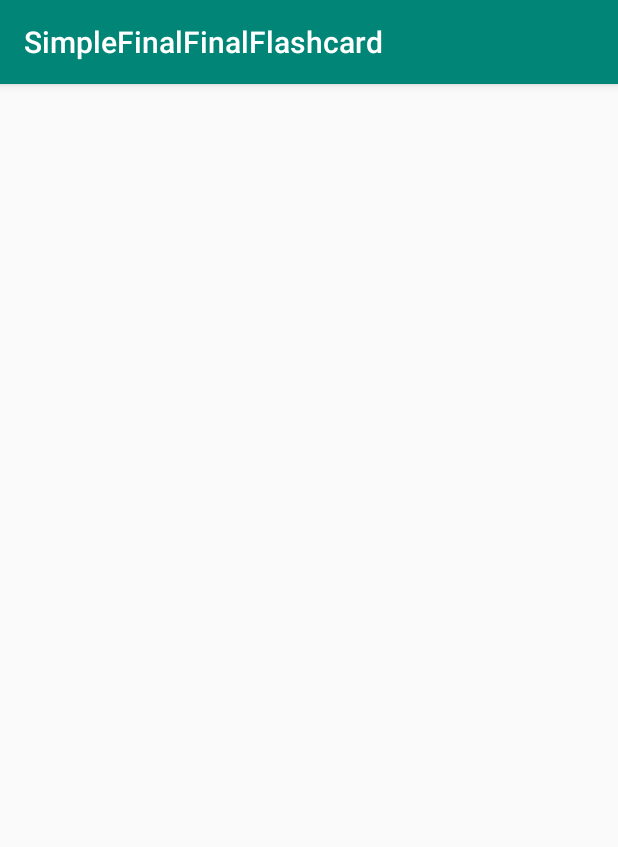
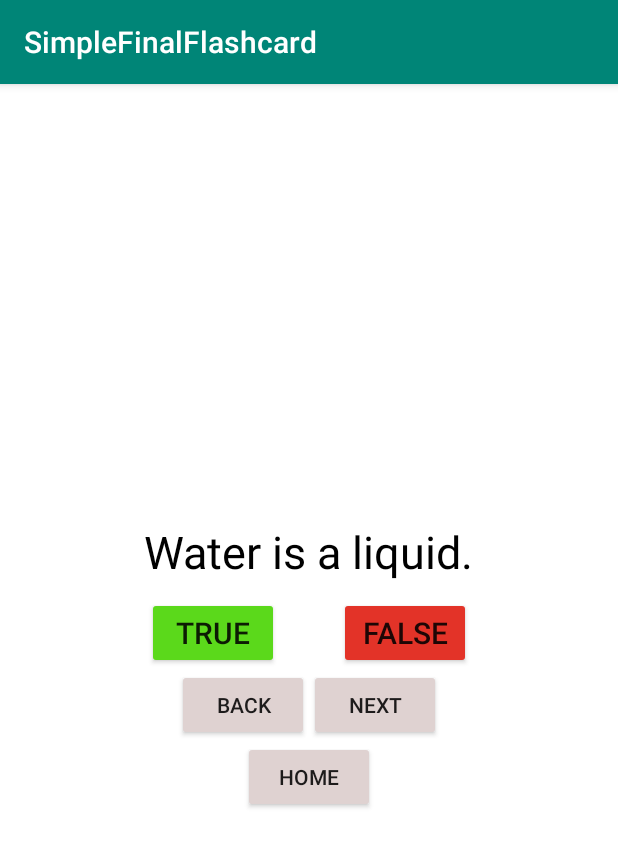
Before and after one commit to JackWatai/SimpleFinalFinalFlashCards, an Android app: the Topic4 screen opened directly, with no data from a screen before it, on a phone screen of 412 x 824 dp. Shown: the top 847 px of the screen. Run offline under Robolectric (Android 15) with nearby library versions, the phone set to English and light mode, and no system bars.

Commit message:
added Topic3

```diff
--- a/app/src/main/java/com/example/simplefinalfinalflashcard/Topic4.java
+++ b/app/src/main/java/com/example/simplefinalfinalflashcard/Topic4.java
@@ -1,14 +1,149 @@
 package com.example.simplefinalfinalflashcard;
 
+import android.content.Intent;
+import android.os.Bundle;
+import android.util.Log;
+import android.view.View;
+import android.widget.Button;
+import android.widget.TextView;
+import android.widget.Toast;
 import androidx.appcompat.app.AppCompatActivity;
 
-import android.os.Bundle;
+public class Topic4 extends AppCompatActivity
+        implements View.OnClickListener {
 
-public class Topic4 extends AppCompatActivity {
+    private Button FButton;
+    private Button TButton;
+    private Button NEXTButton;
+    private Button PREVButton;
+    private TextView QUESTIONTextView;
+    private int correct = 0;
+    Button HOMEButton;
+
+    private int currentQuestionIndex = 0;
+
+    private Question[] questionBank = new Question[] {
+
+            new Question(R.string.n, true),
+            new Question(R.string.o, false),
+            new Question(R.string.p, false),
+            new Question(R.string.q, false),
+
+
+    };
 
     @Override
-    protected void onCreate(Bundle savedInstanceState) {
+    protected void onCreate(Bundle savedInstanceState)
+    {
         super.onCreate(savedInstanceState);
         setContentView(R.layout.activity_topic4);
+
+        HOMEButton = (Button) findViewById(R.id.button_home);
+        HOMEButton.setOnClickListener(new View.OnClickListener() {
+            @Override
+            public void onClick(View v) {
+                Intent intent = new Intent(Topic4.this, MainActivity.class);
+                startActivity(intent);
+            }
+        });
+        FButton = findViewById(R.id.button_false);
+        TButton = findViewById(R.id.button_true);
+        NEXTButton = findViewById(R.id.button_next_question);
+        PREVButton = findViewById(R.id.button_back_question);
+
+        QUESTIONTextView = findViewById(R.id.textView_question);
+        FButton.setOnClickListener(this);
+        TButton.setOnClickListener(this);
+        NEXTButton.setOnClickListener(this);
+        PREVButton.setOnClickListener(this);
+    }
+
+
+    @Override
+    public void onClick(View v)
+    {
+
+        switch (v.getId()) {
+            case R.id.button_false:
+                checkAnswer(false);
+                break;
+
+            case R.id.button_true:
+                checkAnswer(true);
+                break;
+
+            case R.id.button_next_question:
+
+                if (currentQuestionIndex < 5) {
+                    currentQuestionIndex
+                            = currentQuestionIndex + 1;
+
+                    if (currentQuestionIndex == 4) {
+                        QUESTIONTextView.setText(getString(
+                                R.string.correct, correct));
+                        NEXTButton.setVisibility(
+                                View.INVISIBLE);
+                        PREVButton.setVisibility(
+                                View.INVISIBLE);
+                        TButton.setVisibility(
+                                View.INVISIBLE);
+                        FButton.setVisibility(
+                                View.INVISIBLE);
+                        if (correct > 2)
+
+                            QUESTIONTextView.setText(
+                                    "SCORE: " + correct
+                                            + " "
+                                            + "OUT OF 4");
+
+                        else;
+                    }
+                    else {
+                        updateQuestion();
+                    }
+                }
+
+                break;
+            case R.id.button_back_question:
+                if (currentQuestionIndex > 0) {
+                    currentQuestionIndex
+                            = (currentQuestionIndex - 1)
+                            % questionBank.length;
+                    updateQuestion();
+                }
+        }
+    }
+
+    private void updateQuestion()
+    {
+        Log.d("Current",
+                "onClick: " + currentQuestionIndex);
+
+        QUESTIONTextView.setText(
+                questionBank[currentQuestionIndex]
+                        .getAnswer());
+
+    }
+    private void checkAnswer(boolean userChooseCorrect)
+    {
+        boolean answerIsTrue
+                = questionBank[currentQuestionIndex]
+                .isAnswerTrue();
+
+        int toastMessageId;
+
+        if (userChooseCorrect == answerIsTrue) {
+            toastMessageId = R.string.correct_answer;
+            correct++;
+        }
+        else {
+
+            toastMessageId = R.string.wrong_answer;
+        }
+
+        Toast
+                .makeText(Topic4.this, toastMessageId,
+                        Toast.LENGTH_SHORT)
+                .show();
     }
 }
--- a/app/src/main/res/layout/activity_topic4.xml
+++ b/app/src/main/res/layout/activity_topic4.xml
@@ -1,9 +1,76 @@
-<?xml version="1.0" encoding="utf-8"?>
-<androidx.constraintlayout.widget.ConstraintLayout xmlns:android="http://schemas.android.com/apk/res/android"
+<LinearLayout xmlns:android="http://schemas.android.com/apk/res/android"
     xmlns:app="http://schemas.android.com/apk/res-auto"
     xmlns:tools="http://schemas.android.com/tools"
     android:layout_width="match_parent"
+    android:background="#FFFFFF"
     android:layout_height="match_parent"
-    tools:context=".Topic4">
+    android:orientation="vertical"
+    android:gravity="center"
+    tools:context=".Topic1">
 
-</androidx.constraintlayout.widget.ConstraintLayout>
+    <TextView
+        android:id="@+id/textView_question"
+        android:layout_width="wrap_content"
+        android:layout_height="wrap_content"
+        android:padding="10dp"
+        android:text="Water is a liquid."
+        android:textColor="@android:color/black"
+        android:textSize="30sp" />
+
+    <LinearLayout
+        android:layout_width="wrap_content"
+        android:layout_height="wrap_content">
+
+        <Button
+            android:id="@+id/button_true"
+            android:layout_marginRight="20dp"
+            android:backgroundTint="#5BD91B"
+            android:layout_width="wrap_content"
+            android:layout_height="wrap_content"
+            android:textSize="20sp"
+            android:text="true" />
+
+        <Button
+            android:id="@+id/button_false"
+            android:layout_marginLeft="20dp"
+            android:layout_width="wrap_content"
+            android:backgroundTint="#E33328"
+            android:layout_height="wrap_content"
+            android:textSize="20sp"
+            android:text="false" />
+
+    </LinearLayout>
+
+    <LinearLayout
+        android:layout_width="wrap_content"
+        android:layout_height="wrap_content">
+
+        <Button
+            android:id="@+id/button_back_question"
+            android:layout_width="wrap_content"
+            android:layout_height="wrap_content"
+            android:backgroundTint="#DFD2D1"
+            android:text="back" />
+
+        <Button
+            android:id="@+id/button_next_question"
+            android:layout_width="wrap_content"
+            android:layout_height="wrap_content"
+            android:backgroundTint="#DFD2D1"
+            android:text="next" />
+
+    </LinearLayout>
+    <LinearLayout
+        android:layout_width="wrap_content"
+        android:layout_height="wrap_content">
+
+        <Button
+            android:id="@+id/button_home"
+            android:layout_width="wrap_content"
+            android:layout_height="wrap_content"
+            android:backgroundTint="#DFD2D1"
+            android:text="home" />
+
+    </LinearLayout>
+
+</LinearLayout>
--- a/app/src/main/res/values/strings.xml
+++ b/app/src/main/res/values/strings.xml
@@ -1,5 +1,5 @@
 <resources>
-    <string name="app_name">SimpleFinalFinalFlashcard</string>
+    <string name="app_name">SimpleFinalFlashcard</string>
     <string name="correct"><b>SCORE</b> \n
                            <b>%1$d</b> OUT OF 4</string>
     <string name="true_text">true</string>
@@ -12,15 +12,21 @@
     <string name="d"> 4/4=2</string>
     <string name="e"> 4-4=0 </string>
 
+    <string name="j"> Jose is handsome.</string>
+    <string name="k"> Jack is strong.</string>
+    <string name="l"> Joshua is noisy.</string>
+    <string name="m"> Am I lying?</string>
+
     <string name="f"> A preposition is always followed by a "noun".</string>
     <string name="g"> Phrasal verbs always consist of two words.</string>
     <string name="h"> The past tense of "must" is "musted"</string>
     <string name="i"> The verb "to think" is never used in continuous tenses.</string>
 
-    <string name="j"> Jose is handsome.</string>
-    <string name="k"> Jack is strong.</string>
-    <string name="l"> Joshua is noisy.</string>
-    <string name="m"> Am I lying?</string>
+    <string name="n"> Water is a liquid.</string>
+    <string name="o"> Rock is a gas.</string>
+    <string name="p"> Earth is flat.</string>
+    <string name="q"> Our galaxy is called "dairy milk"</string>
+
 
     <string name="next_text">next</string>
     <string name="prev_text">previous</string>
```
